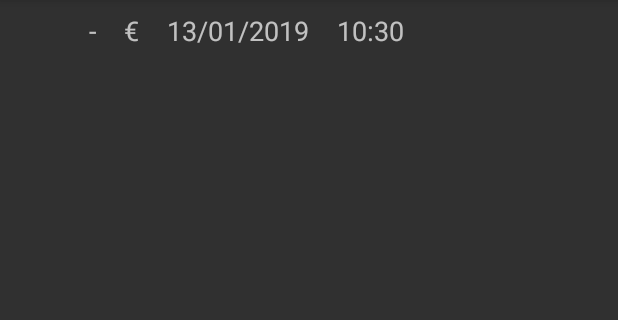
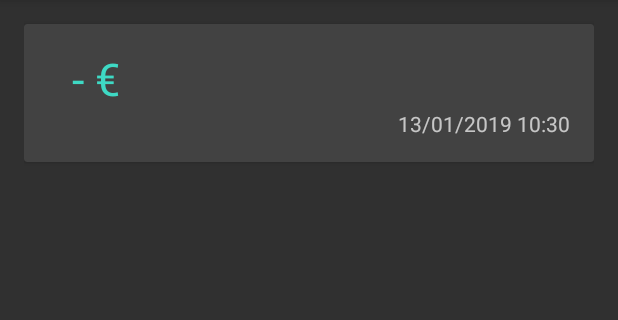
Before and after one commit to Zanz2/TPO_PROJEKT1819, an Android app: the UserHistoryActivity screen opened directly, with no data from a screen before it, on a phone screen of 412 x 824 dp, the part 84-404 px from its top. Run offline under Robolectric (Android 15) with nearby library versions, the phone set to English and light mode, and no system bars; libraries missing offline, so code that uses them is left out: com.github.florent37.expansionpanel; 2 statements that could not run were skipped.

Commit message:
polepsu in naredu dejanski history in objekt za history

```diff
--- a/app/build.gradle
+++ b/app/build.gradle
@@ -29,6 +29,8 @@ dependencies {
     implementation 'com.android.support:support-v4:26.1.0'
     implementation 'com.android.support:design:26.1.0'
     implementation 'com.github.lecho:hellocharts-library:1.5.8@aar'
+    implementation 'com.github.florent37:expansionpanel:1.2.0@aar'
+    implementation 'com.android.support:cardview-v7:28.0.0'
     testImplementation 'junit:junit:4.12'
     androidTestImplementation 'com.android.support.test:runner:1.0.2'
     androidTestImplementation 'com.android.support.test.espresso:espresso-core:3.0.2'
--- a/app/src/main/java/com/tpo/sparovcek/sparovcek/Main2Activity.java
+++ b/app/src/main/java/com/tpo/sparovcek/sparovcek/Main2Activity.java
@@ -43,7 +43,6 @@ public class Main2Activity extends AppCompatActivity {
         super.onCreate(savedInstanceState);
         setContentView(R.layout.activity_main2);
 
-        final TextView dodajv = (TextView) findViewById(R.id.dodajvnos);
         final TextView naziv = findViewById(R.id.naziv);
         final TextView znesek = findViewById(R.id.znesek);
 
--- a/app/src/main/java/com/tpo/sparovcek/sparovcek/MainActivity.java
+++ b/app/src/main/java/com/tpo/sparovcek/sparovcek/MainActivity.java
@@ -116,7 +116,7 @@ public class MainActivity extends AppCompatActivity {
     }
 
     boolean preveri_geslo(String g){
-        if(g.length() == 1)
+        if(g.length() > 1)
         //test
         //if(g.length() == 4)
             return true;
--- a/app/src/main/java/com/tpo/sparovcek/sparovcek/OverviewGraphActivity.java
+++ b/app/src/main/java/com/tpo/sparovcek/sparovcek/OverviewGraphActivity.java
@@ -68,7 +68,8 @@ public class OverviewGraphActivity extends AppCompatActivity {
                             Intent i = new Intent(OverviewGraphActivity.this, UserSettingsActivity.class);
                             startActivity(i);
                         }else  { //desno
-
+                            Intent i = new Intent(OverviewGraphActivity.this, Main2Activity.class);
+                            startActivity(i);
                         }
                     }else{ // drugače je v y osi večja in gre za vertikaln
                         if (y1 > y2) { //dol
--- /dev/null
+++ b/app/src/main/java/com/tpo/sparovcek/sparovcek/RVAdapter.java
@@ -0,0 +1,76 @@
+package com.tpo.sparovcek.sparovcek;
+
+import android.graphics.Color;
+import android.support.v7.widget.CardView;
+import android.support.v7.widget.RecyclerView;
+import android.view.LayoutInflater;
+import android.view.View;
+import android.view.ViewGroup;
+import android.widget.ImageView;
+import android.widget.TextView;
+
+import java.math.BigDecimal;
+import java.util.List;
+
+public class RVAdapter extends RecyclerView.Adapter<RVAdapter.PersonViewHolder>{
+
+
+    List<UserHistoryActivity.Vnos> vnosi;
+
+    RVAdapter(List<UserHistoryActivity.Vnos> persons){
+        this.vnosi = persons;
+    }
+    @Override
+    public PersonViewHolder onCreateViewHolder(ViewGroup viewGroup, int viewType) {
+        View v = LayoutInflater.from(viewGroup.getContext()).inflate(R.layout.recycled_cardview, viewGroup, false);
+        PersonViewHolder pvh = new PersonViewHolder(v);
+        return pvh;
+    }
+
+    @Override
+    public void onBindViewHolder(PersonViewHolder personViewHolder, int i) {
+        UserHistoryActivity.Vnos info_vnos = vnosi.get(i);
+        boolean positive = true;
+        if(Double.valueOf(info_vnos.znesek_value.toString())<0){
+            positive = false;
+        }
+
+        personViewHolder.personName.setText(vnosi.get(i).znesek);
+        if(positive){
+            personViewHolder.personName.setTextColor(Color.parseColor("#3ED9C4"));
+        }else{
+            personViewHolder.personName.setTextColor(Color.parseColor("#8500FA"));
+        }
+        String nazivkat = vnosi.get(i).kategorija;
+        personViewHolder.personAge.setText(nazivkat);
+        personViewHolder.personName2.setText(vnosi.get(i).naziv);
+        String timedate = vnosi.get(i).timestamp+" "+vnosi.get(i).datetime;
+        personViewHolder.personDatumCas.setText(timedate);
+        personViewHolder.personPhoto.setImageResource(0);
+    }
+
+    @Override
+    public int getItemCount() {
+        return vnosi.size();
+    }
+
+    public static class PersonViewHolder extends RecyclerView.ViewHolder {
+        CardView cv;
+        TextView personName;
+        TextView personName2;
+        TextView personAge;
+        TextView personDatumCas;
+        ImageView personPhoto;
+
+        PersonViewHolder(View itemView) {
+            super(itemView);
+            cv = (CardView)itemView.findViewById(R.id.cv);
+            personName2 = (TextView)itemView.findViewById(R.id.person_name2);
+            personName = (TextView)itemView.findViewById(R.id.person_name);
+            personAge = (TextView)itemView.findViewById(R.id.person_age);
+            personDatumCas = (TextView)itemView.findViewById(R.id.person_datum_cas);
+            personPhoto = (ImageView)itemView.findViewById(R.id.person_photo);
+        }
+    }
+
+}
--- a/app/src/main/java/com/tpo/sparovcek/sparovcek/UserHistoryActivity.java
+++ b/app/src/main/java/com/tpo/sparovcek/sparovcek/UserHistoryActivity.java
@@ -7,34 +7,57 @@ import android.database.sqlite.SQLiteDatabase;
 import android.support.design.widget.FloatingActionButton;
 import android.support.design.widget.Snackbar;
 import android.support.v7.app.AppCompatActivity;
+import android.support.v7.widget.CardView;
+import android.support.v7.widget.LinearLayoutManager;
+import android.support.v7.widget.RecyclerView;
 import android.support.v7.widget.Toolbar;
+import android.view.ViewGroup;
+import android.widget.ExpandableListView;
+import android.widget.ImageView;
 import android.widget.TextView;
+
+import java.math.BigDecimal;
 import java.util.ArrayList;
 import java.util.List;
 import android.view.MotionEvent;
 import android.view.View;
 
+import com.github.florent37.expansionpanel.viewgroup.ExpansionLayoutCollection;
+
 public class UserHistoryActivity extends AppCompatActivity {
+
+    RecyclerView rv;
+    private List<Vnos> vnosi;
 
     @Override
     protected void onCreate(Bundle savedInstanceState) {
         super.onCreate(savedInstanceState);
         setContentView(R.layout.activity_user_history);
 
-        final TextView izpis = findViewById(R.id.izpis);
-        String[] vrstica = izpisi().split("\n");
+        //final TextView izpis = findViewById(R.id.izpis);
+
+        vnosi = new ArrayList<>();
+
+
+        String[] vrstice = izpisi().split("\n");
+        for(int i = 0;i<vrstice.length;i++){
+            vnosi.add(new Vnos(vrstice[i]));
+        }
         /*
         final String[] newvrstica = new String[vrstica.length];
-        for(int i = vrstica.length; i > 0; i--){
-            newvrstica[vrstica.length-i] = vrstica[i];
-        }
         */
         //izpis.setText(Arrays.toString(vrstica));
-        izpis.setText(izpisi().replaceAll("#", "    "));
+        //izpis.setText(izpisi().replaceAll("#", "    "));
+
+        rv = (RecyclerView)findViewById(R.id.rv);
+        LinearLayoutManager llm = new LinearLayoutManager(this);
+        rv.setLayoutManager(llm);
+        RVAdapter adapter = new RVAdapter(vnosi);
+        rv.setAdapter(adapter);
+
+    }
 
 
-
-    }
 
     float x1,x2,y1,y2;
     public boolean onTouchEvent(MotionEvent touchevent){
@@ -75,7 +98,7 @@ public class UserHistoryActivity extends AppCompatActivity {
         bazahelper bhelper = new bazahelper(this);
         SQLiteDatabase bd = bhelper.getReadableDatabase();
         String[] p = {baza.pb._ID, baza.pb.COLUMN_NAME_TITLE};
-        String selectQuery = "SELECT  * FROM " + baza.pb.TABLE_NAME;
+        String selectQuery = "SELECT  * FROM " + baza.pb.TABLE_NAME + " ORDER BY "+ baza.pb._ID +" DESC ";
         Cursor c = bd.rawQuery(selectQuery, null);
         List i = new ArrayList<>();
         if (c.moveToFirst()) {
@@ -90,4 +113,34 @@ public class UserHistoryActivity extends AppCompatActivity {
         }
         return aaa;
     }
+
+    class Vnos {
+        public String naziv;
+        public String kategorija;
+        public String znesek;
+        public BigDecimal znesek_value;
+        public String timestamp;
+        public String datetime;
+
+        Vnos(String value) {
+            String[] values_arr = value.split("#");
+            if(values_arr.length==1){
+                naziv = values_arr[0];
+                kategorija = values_arr[0];
+                znesek = values_arr[0];
+                znesek_value = new BigDecimal(values_arr[0]);
+                timestamp = values_arr[0];
+                datetime = values_arr[0];
+            }else {
+                naziv = values_arr[0];
+                kategorija = values_arr[1];
+                znesek = values_arr[2] + " " + values_arr[3];
+                znesek_value = new BigDecimal(values_arr[2] + values_arr[3].replace("€", ""));
+                timestamp = values_arr[4];
+                datetime = values_arr[5];
+            }
+        }
+    }
+
+
 }
--- a/app/src/main/res/layout/activity_main2.xml
+++ b/app/src/main/res/layout/activity_main2.xml
@@ -46,17 +46,6 @@
         app:layout_constraintEnd_toEndOf="parent"
         tools:layout_editor_absoluteY="444dp" />
 
-
-    <EditText
-        android:id="@+id/dodajvnos"
-        android:layout_width="wrap_content"
-        android:layout_height="wrap_content"
-        android:layout_marginStart="12dp"
-        android:layout_marginBottom="76dp"
-        android:ems="10"
-        android:inputType="textPersonName"
-        app:layout_constraintBottom_toBottomOf="parent"
-        app:layout_constraintStart_toStartOf="parent" />
 
     <EditText
         android:id="@+id/naziv"
@@ -130,7 +119,10 @@
         android:layout_marginTop="40dp"
         android:layout_marginEnd="8dp"
         android:checked="false"
+        android:nestedScrollingEnabled="false"
+        android:selectAllOnFocus="false"
         android:text="ToggleButton"
+        android:textIsSelectable="false"
         android:textOff="-"
         android:textOn="+"
         android:textSize="30sp"
--- a/app/src/main/res/layout/activity_overview_graph.xml
+++ b/app/src/main/res/layout/activity_overview_graph.xml
@@ -49,12 +49,13 @@
         android:id="@+id/floatingActionButton"
         android:layout_width="86dp"
         android:layout_height="90dp"
+        android:layout_marginTop="60dp"
         android:clickable="true"
-        android:onClick="plus"
-        android:src="@drawable/ic_info_black_24dp"
+        app:backgroundTint="@color/colorPrimary"
         app:layout_anchor="@+id/include"
-        app:layout_anchorGravity="right|bottom"
-        tools:srcCompat="@tools:sample/avatars" />
+        app:layout_anchorGravity="right|top"
+        tools:srcCompat="@android:drawable/ic_input_add"
+        android:src="@android:drawable/ic_input_add"/>
 
 
 </android.support.design.widget.CoordinatorLayout>
--- a/app/src/main/res/layout/activity_user_history.xml
+++ b/app/src/main/res/layout/activity_user_history.xml
@@ -47,35 +47,21 @@
                 tools:srcCompat="@mipmap/ic_launcher_foreground" />
         </android.support.v7.widget.Toolbar>
 
-        <ScrollView
-            android:id="@+id/scrollView2"
-            android:layout_width="368dp"
-            android:layout_height="495dp"
-            android:layout_marginStart="8dp"
-            android:layout_marginTop="8dp"
-            android:layout_marginEnd="8dp"
-            app:layout_constraintEnd_toEndOf="parent"
-            app:layout_constraintStart_toStartOf="parent"
-            app:layout_constraintTop_toBottomOf="@+id/main_toolbar">
-
-            <LinearLayout
-                android:layout_width="match_parent"
-                android:layout_height="wrap_content"
-                android:orientation="vertical" />
-        </ScrollView>
-
-        <TextView
-            android:id="@+id/izpis"
-            android:layout_width="368dp"
-            android:layout_height="494dp"
-            android:layout_marginStart="8dp"
+        <android.support.v7.widget.RecyclerView
+            android:id="@+id/rv"
+            android:layout_width="match_parent"
+            android:layout_height="match_parent"
+            android:layout_marginStart="16dp"
             android:layout_marginTop="64dp"
-            android:layout_marginEnd="8dp"
-            android:textSize="18sp"
+            android:layout_marginEnd="16dp"
+            android:layout_marginBottom="16dp"
+            android:scrollbars="vertical"
+            app:layout_constraintBottom_toBottomOf="parent"
             app:layout_constraintEnd_toEndOf="parent"
             app:layout_constraintStart_toStartOf="parent"
             app:layout_constraintTop_toTopOf="parent" />
 
+
     </android.support.constraint.ConstraintLayout>
 
 </android.support.design.widget.CoordinatorLayout>
--- /dev/null
+++ b/app/src/main/res/layout/recycled_cardview.xml
@@ -0,0 +1,76 @@
+<?xml version="1.0" encoding="utf-8"?>
+<android.support.constraint.ConstraintLayout xmlns:android="http://schemas.android.com/apk/res/android"
+    xmlns:app="http://schemas.android.com/apk/res-auto"
+    android:layout_width="match_parent"
+    android:layout_height="wrap_content">
+
+
+    <android.support.v7.widget.CardView
+        android:id="@+id/cv"
+        android:layout_width="match_parent"
+        android:layout_height="wrap_content"
+        android:layout_marginTop="8dp"
+        android:layout_marginBottom="8dp"
+        app:layout_constraintBottom_toBottomOf="parent"
+        app:layout_constraintEnd_toEndOf="parent"
+        app:layout_constraintStart_toStartOf="parent"
+        app:layout_constraintTop_toTopOf="parent">
+
+        <RelativeLayout
+            android:layout_width="match_parent"
+            android:layout_height="wrap_content"
+            android:padding="16dp">
+
+            <TextView
+                android:id="@+id/person_name2"
+                android:layout_width="155dp"
+                android:layout_height="wrap_content"
+                android:layout_alignTop="@+id/person_photo"
+                android:layout_marginStart="132dp"
+                android:layout_marginTop="12dp"
+                android:layout_marginEnd="-105dp"
+                android:layout_toStartOf="@+id/person_datum_cas"
+                android:layout_toEndOf="@+id/person_name"
+                android:text="test"
+                android:textAlignment="inherit"
+                android:textSize="12sp" />
+
+            <ImageView
+                android:id="@+id/person_photo"
+                android:layout_width="wrap_content"
+                android:layout_height="wrap_content"
+                android:layout_alignParentStart="true"
+                android:layout_alignParentTop="true"
+                android:layout_marginEnd="16dp" />
+
+            <TextView
+                android:id="@+id/person_name"
+                android:layout_width="wrap_content"
+                android:layout_height="wrap_content"
+                android:layout_alignParentTop="true"
+                android:layout_toEndOf="@+id/person_photo"
+                android:text="test"
+                android:textSize="30sp" />
+
+            <TextView
+                android:id="@+id/person_age"
+                android:layout_width="wrap_content"
+                android:layout_height="wrap_content"
+                android:layout_below="@+id/person_name"
+                android:layout_toEndOf="@+id/person_photo"
+                android:text="test" />
+
+            <TextView
+                android:id="@+id/person_datum_cas"
+                android:layout_width="wrap_content"
+                android:layout_height="wrap_content"
+                android:layout_below="@+id/person_name"
+                android:layout_alignParentEnd="true"
+                android:layout_marginTop="0dp"
+                android:layout_marginEnd="0dp"
+                android:text="22:00 18.1.2019" />
+
+        </RelativeLayout>
+
+    </android.support.v7.widget.CardView>
+</android.support.constraint.ConstraintLayout>
--- a/app/src/main/res/values/colors.xml
+++ b/app/src/main/res/values/colors.xml
@@ -1,6 +1,6 @@
 <?xml version="1.0" encoding="utf-8"?>
 <resources>
-    <color name="colorPrimary">#3F51B5</color>
+    <color name="colorPrimary">#b5663f</color>
     <color name="colorPrimaryDark">#303F9F</color>
     <color name="colorAccent">#FF4081</color>
 </resources>
```
